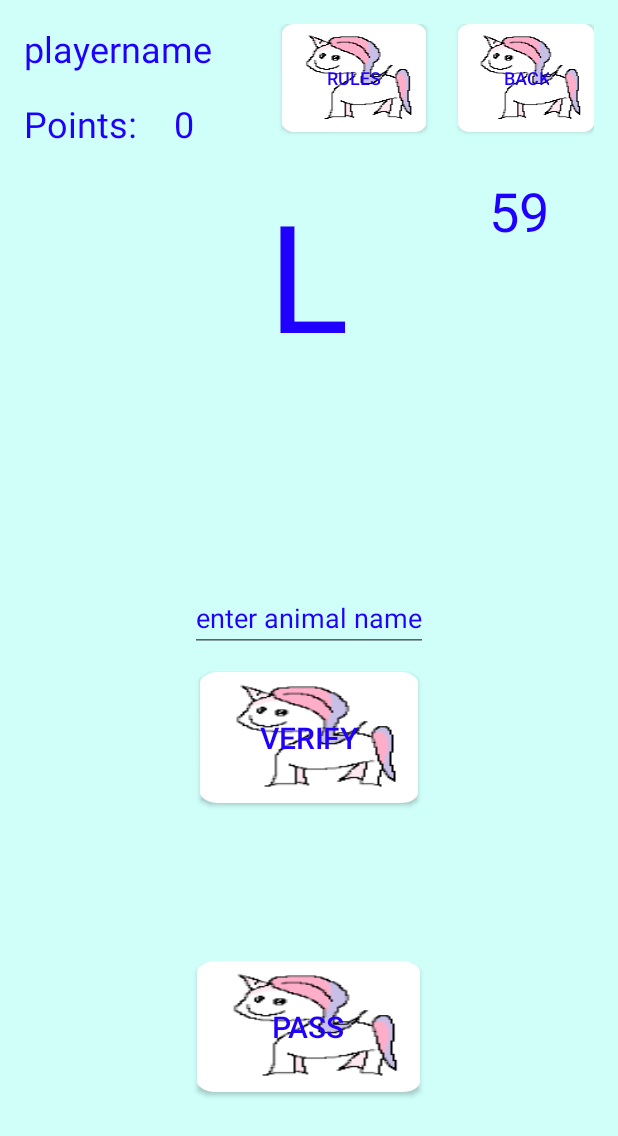
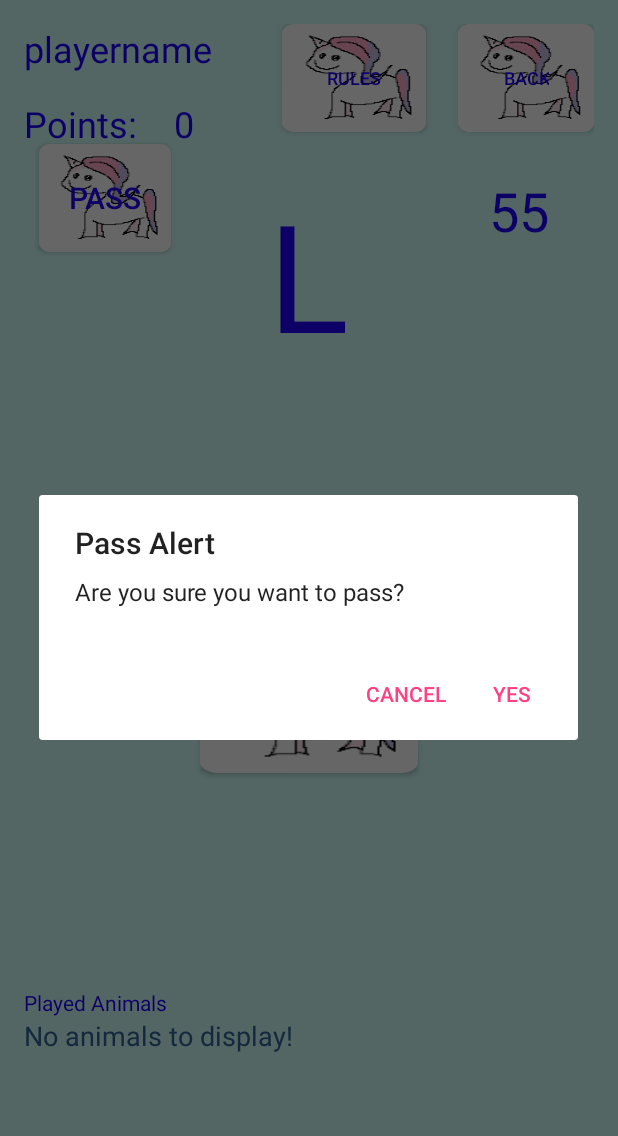
Before and after one commit to ksmort/The-Animal-Game, an Android app: the fragment PlayerFragment placed in its activity, after a tap on "PASS", on a phone screen of 412 x 824 dp. Shown: the top 1136 px of the screen. Run offline under Robolectric (Android 15) with nearby library versions, the phone set to English and light mode, and no system bars; 3 statements that could not run were skipped; 1 other tap on this screen came first.

Commit message:
add played animals

```diff
--- a/app/src/main/java/com/animalgame/activity/AnimalMainActivity.java
+++ b/app/src/main/java/com/animalgame/activity/AnimalMainActivity.java
@@ -15,6 +15,7 @@
 import com.animalgame.animal.Animal;
 import com.animalgame.database.AnimalDatabaseAdapter;
 import com.animalgame.dialogFragment.DeleteAnimalDialogFragment;
+import com.animalgame.dialogFragment.PassDialogFragment;
 import com.animalgame.fragment.AnimalDatabaseFragment;
 import com.animalgame.fragment.AnimalEditFormFragment;
 import com.animalgame.player.Player;
@@ -41,7 +42,7 @@
 public class AnimalMainActivity extends FragmentActivity implements StartFragment.StartListener, PlayerFragment.PlayerListener,
         EndGameFragment.EndGameListener, GoBackToStartScreenDialogFragment.GoBackToStartScreenDialogListener,
         AnimalDatabaseFragment.AnimalDatabaseListener, AnimalEditFormFragment.AnimalEditFormListener,
-        DeleteAnimalDialogFragment.DeleteAnimalDialogListener {
+        DeleteAnimalDialogFragment.DeleteAnimalDialogListener, PassDialogFragment.PassDialogListener {
     private static final String EMPTY_PLAYER_NAME = "";
     private static final String HIGH_SCORE_FILENAME = "HighScores.txt";
     private static final String NOT_ENOUGH_PLAYERS_MESSAGE = "Must have at least two players.";
@@ -74,7 +75,6 @@
     public void onGoBackToStartScreenDialogPositiveClick(DialogFragment dialog) {
         // User touched the dialog's positive button
         animalController.getGameTimer().cancel();
-        animalController.resetVariables();
         animalController.resetPlayedAnimals();
         goToStartGameFrag();
     }
@@ -153,8 +153,12 @@
         }
 //==================================================================================================
         else {
+
             FragmentTransaction transaction = getSupportFragmentManager().beginTransaction();
             PlayerFragment gameScreenFrag = new PlayerFragment();
+            Bundle args = new Bundle();
+            args.putStringArray("playedAnimals", animalController.getPlayedAnimals().toArray(new String[0]));
+            gameScreenFrag.setArguments(args);
             transaction.replace(R.id.frag_container, gameScreenFrag);
             transaction.commit();
         }
@@ -297,6 +301,15 @@
     @Override
     public void pass(View v) {
         //sets the pass boolean to true
+//        animalController.passPlayer();
+//        animalController.getGameTimer().cancel();
+//        switchPlayers();
+        PassDialogFragment fragment = new PassDialogFragment();
+        fragment.show(getFragmentManager(), "PassDialogFragment");
+    }
+
+    @Override
+    public void passDialogPositiveClick(DialogFragment dialog) {
         animalController.passPlayer();
         animalController.getGameTimer().cancel();
         switchPlayers();
@@ -307,7 +320,6 @@
     public void newGame(View v) {
         //clear all the players and go back to th start fragment
         animalController.getGameTimer().cancel();
-        animalController.resetVariables();
         animalController.resetPlayedAnimals();
         goToStartGameFrag();
     }
--- /dev/null
+++ b/app/src/main/java/com/animalgame/dialogFragment/PassDialogFragment.java
@@ -0,0 +1,53 @@
+package com.animalgame.dialogFragment;
+
+import android.app.Activity;
+import android.app.AlertDialog;
+import android.app.Dialog;
+import android.app.DialogFragment;
+import android.content.DialogInterface;
+import android.os.Bundle;
+
+import com.animalgame.theanimalgame.R;
+
+public class PassDialogFragment extends DialogFragment {
+
+    public interface PassDialogListener {
+        void passDialogPositiveClick(DialogFragment dialog);
+    }
+
+    PassDialogListener passDialogListener;
+
+    // Override the Fragment.onAttach() method to instantiate the GoBackDialogListener
+    @Override
+    public void onAttach(Activity activity) {
+        super.onAttach(activity);
+        // Verify that the host activity implements the callback interface
+        try {
+            // Instantiate the NoticeDialogListener so we can send events to the host
+            passDialogListener = (PassDialogListener) activity;
+        } catch (ClassCastException e) {
+            // The activity doesn't implement the interface, throw exception
+            throw new ClassCastException(activity.toString()
+                    + " must implement PassDialogListener");
+        }
+    }
+
+    @Override
+    public Dialog onCreateDialog(Bundle savedInstanceState) {
+        AlertDialog.Builder builder = new AlertDialog.Builder(getActivity());
+        builder.setTitle(R.string.pass_alert_title);
+        builder.setMessage(R.string.pass_message)
+                .setPositiveButton(R.string.yes, new DialogInterface.OnClickListener() {
+                    public void onClick(DialogInterface dialog, int id) {
+                        passDialogListener.passDialogPositiveClick(PassDialogFragment.this);
+                    }
+                })
+                .setNegativeButton(R.string.cancel, new DialogInterface.OnClickListener() {
+                    public void onClick(DialogInterface dialog, int id) {
+                        // User cancelled the dialog
+                    }
+                });
+        // Create the AlertDialog object and return it
+        return builder.create();
+    }
+}
--- a/app/src/main/java/com/animalgame/fragment/EndGameFragment.java
+++ b/app/src/main/java/com/animalgame/fragment/EndGameFragment.java
@@ -80,6 +80,10 @@
             endGamePlayers.remove(playerIndex);
         }
         pointsScrollTextView.setText(stringBuilder.toString());
+
+        TextView playedLettersTextView = gameLayout.findViewById(R.id.playedLettersTextView);
+        playedLettersTextView.setText(AnimalController.getPlayedLetters());
+
         return gameLayout;
     }
 
--- a/app/src/main/java/com/animalgame/fragment/PlayerFragment.java
+++ b/app/src/main/java/com/animalgame/fragment/PlayerFragment.java
@@ -66,6 +66,8 @@
 
         FrameLayout gameLayout = (FrameLayout) inflater.inflate(R.layout.fragment_player, container, false);
 
+        Bundle b = getArguments();
+
         TextView pointsTextView = gameLayout.findViewById(R.id.numPoints_text);
         pointsTextView.setText(String.valueOf(player.getPoints()));
         TextView playerNameTextView = gameLayout.findViewById(R.id.playerName_text);
@@ -73,6 +75,21 @@
         TextView letterTextView = gameLayout.findViewById(R.id.letter_text);
         letterTextView.setText(String.valueOf(currentLetter));
         AnimalController.setPlayerCountdownTimer(getActivity(), gameLayout);
+
+        //get the played animal list and add them to the playedAnimalsScrollLayout
+        StringBuilder stringBuilder = new StringBuilder();
+
+        if (b != null && b.containsKey("playedAnimals")) {
+            String[] playedAnimals = b.getStringArray("playedAnimals");
+            if (playedAnimals != null) {
+                for (String animal : playedAnimals) {
+                    stringBuilder.append(animal);
+                    stringBuilder.append("\n");
+                }
+                TextView playedAnimalsScrollTextView = gameLayout.findViewById(R.id.playedAnimalsScrollTextView);
+                playedAnimalsScrollTextView.setText(stringBuilder.toString());
+            }
+        }
 
         //have keyboard hide when click off it
         TextView animalTextView = gameLayout.findViewById(R.id.animalName_text);
--- a/app/src/main/java/com/animalgame/theanimalgame/AnimalController.java
+++ b/app/src/main/java/com/animalgame/theanimalgame/AnimalController.java
@@ -29,6 +29,7 @@
 
     private static char animalLetter;
     private String availableLetters;
+    private static String playedLetters;
     private static int playerIndex;
     private Vector<String> playedAnimals;
     private static Vector<Player> players;
@@ -36,6 +37,7 @@
     public AnimalController() {
         availableLetters = ALL_LETTERS;
         AnimalController.animalLetter = ' ';
+        playedLetters = "";
         AnimalController.playerIndex = 0;
         AnimalController.players = new Vector<>();
         playedAnimals = new Vector<>();
@@ -46,34 +48,43 @@
         AnimalController.players.clear();
         AnimalController.playerIndex = 0;
         resetAvailableLetters();
+        AnimalController.playedLetters = "";
     }
+
     //Resets the letters available.  Use when length of string = 0, or reset game has been pressed.
     private void resetAvailableLetters() {
         availableLetters = AnimalController.ALL_LETTERS;
     }
 
-    public static Player getPlayer (){
+    public static Player getPlayer() {
 
         //otherwise, return player
         return AnimalController.players.get(AnimalController.playerIndex);
     }
+
     public static char getLetter() {
         return AnimalController.animalLetter;
     }
+
     public static Vector<Player> getPlayerVector() {
         return AnimalController.players;
     }
 
     //Gets random letter
     public void pickLetter() {
-        if (availableLetters.length() <= NO_LETTERS){
+        if (availableLetters.length() <= NO_LETTERS) {
             resetAvailableLetters();
         }
         Random randomGenerator = new Random();
-        int randNum = randomGenerator.nextInt(availableLetters.length()-1);
-        AnimalController.animalLetter = availableLetters.charAt(randNum);
+        int randNum = randomGenerator.nextInt(availableLetters.length() - 1);
+        char newLetter = availableLetters.charAt(randNum);
+        AnimalController.animalLetter = newLetter;
+
+        //prepend new letter to played letters
+        AnimalController.playedLetters = newLetter + " " + AnimalController.playedLetters;
         //remove the char from available letters
-        availableLetters = availableLetters.replace(String.valueOf(AnimalController.animalLetter),EMPTY_LETTER);
+        availableLetters = availableLetters.replace(String.valueOf(newLetter), EMPTY_LETTER);
+
     }
 
     public void startNewRound() {
@@ -82,10 +93,11 @@
         playedAnimals.clear();
 
         //reset pass variable
-        for (int i = AnimalController.players.size()-1; i >= 0; i--){
+        for (int i = AnimalController.players.size() - 1; i >= 0; i--) {
             AnimalController.players.get(i).setPass(false);
         }
     }
+
     public void resetPlayedAnimals() {
         playedAnimals.clear();
     }
@@ -96,7 +108,7 @@
 
     public void incrementPlayerIndex() {
         AnimalController.playerIndex++;
-        if (AnimalController.playerIndex >= AnimalController.players.size()){
+        if (AnimalController.playerIndex >= AnimalController.players.size()) {
             AnimalController.playerIndex = FIRST_PLAYER_INDEX;
         }
     }
@@ -141,8 +153,8 @@
     }
 
     public boolean checkAnimalAlreadyPlayed(String animal) {
-        for (String s : playedAnimals){
-            if (s.equalsIgnoreCase(animal)){
+        for (String s : playedAnimals) {
+            if (s.equalsIgnoreCase(animal)) {
                 return true;
             }
         }
@@ -164,6 +176,10 @@
         }
     }
 
+    public Vector<String> getPlayedAnimals() {
+        return playedAnimals;
+    }
+
     public static void hideKeyboard(Activity activity, View view) {
         try {
             InputMethodManager imm = (InputMethodManager) activity.getSystemService(Context.INPUT_METHOD_SERVICE);
@@ -174,4 +190,8 @@
         }
     }
 
+    public static String getPlayedLetters() {
+        return playedLetters;
+    }
+
 }
--- a/app/src/main/res/layout/fragment_player.xml
+++ b/app/src/main/res/layout/fragment_player.xml
@@ -14,14 +14,14 @@
         android:textColor="#ff1f00ff" />
 
     <TextView
+        android:id="@+id/points_text"
         android:layout_width="wrap_content"
         android:layout_height="wrap_content"
+        android:layout_gravity="start|top"
+        android:layout_marginTop="50dp"
         android:text="@string/points"
-        android:id="@+id/points_text"
-        android:layout_gravity="start|top"
-        android:textSize="24sp"
-        android:layout_marginTop="50dp"
-        android:textColor="#ff1f00ff" />
+        android:textColor="#ff1f00ff"
+        android:textSize="24sp" />
 
     <TextView
         android:layout_width="wrap_content"
@@ -46,16 +46,17 @@
         android:textColor="#ff1f00ff" />
 
     <EditText
+        android:id="@+id/animalName_text"
         android:layout_width="wrap_content"
         android:layout_height="wrap_content"
-        android:id="@+id/animalName_text"
         android:layout_gravity="center"
+        android:layout_marginBottom="20sp"
         android:hint="@string/animalName_text"
+        android:inputType="text"
         android:lines="1"
-        android:inputType="text"
         android:textColor="#ff1f00ff"
-        android:textColorHint="#ff1f00ff"
-        android:textColorHighlight="#ffd9ff47" />
+        android:textColorHighlight="#ffd9ff47"
+        android:textColorHint="#ff1f00ff" />
 
     <Button
         android:layout_width="wrap_content"
@@ -63,7 +64,7 @@
         android:text="@string/verify"
         android:id="@+id/verify_button"
         android:layout_gravity="center"
-        android:layout_marginTop="80dp"
+        android:layout_marginTop="60dp"
         android:onClick="verify"
         android:background="@mipmap/button_animal"
         android:textSize="20sp"
@@ -78,27 +79,25 @@
         android:layout_height="wrap_content"
         android:text="@string/pass"
         android:id="@+id/pass_button"
-        android:layout_gravity="center_horizontal|bottom"
-        android:layout_marginBottom="80dp"
+        android:layout_gravity="start|top"
+        android:layout_marginTop="80dp"
+        android:layout_marginLeft="10sp"
         android:onClick="pass"
         android:background="@mipmap/button_animal"
         android:textSize="20sp"
-        android:textColor="#ff1f00ff"
-        android:paddingLeft="50dp"
-        android:paddingTop="30dp"
-        android:paddingRight="50dp"
-        android:paddingBottom="30dp" />
+        android:layout_weight="0.05"
+        android:textColor="#ff1f00ff" />
 
     <TextView
+        android:id="@+id/countdown_text"
         android:layout_width="wrap_content"
         android:layout_height="wrap_content"
-        android:id="@+id/countdown_text"
         android:layout_gravity="end|top"
-        android:textSize="36sp"
+        android:layout_marginEnd="30dp"
+        android:layout_marginRight="30dp"
         android:layout_marginTop="100dp"
-        android:layout_marginRight="30dp"
-        android:layout_marginEnd="30dp"
-        android:textColor="#ff1f00ff" />
+        android:textColor="#ff1f00ff"
+        android:textSize="36sp" />
 
     <Button
         android:layout_width="wrap_content"
@@ -132,5 +131,40 @@
         android:layout_marginLeft="30dp"
         android:layout_marginStart="30dp"/>
 
+    <ScrollView
+        android:id="@+id/playedAnimalsScrollView"
+        android:layout_width="match_parent"
+        android:layout_height="130dp"
+        android:layout_gravity="bottom">
+
+        <LinearLayout
+            android:id="@+id/playedAnimalsLinearLayout"
+            android:layout_width="match_parent"
+            android:layout_height="wrap_content"
+            android:animateLayoutChanges="true"
+            android:orientation="vertical"
+            android:scrollbars="vertical"
+            android:showDividers="none|beginning|middle|end" >
+
+            <TextView
+                android:id="@+id/playedAnimalsScrollTextView"
+                android:layout_width="match_parent"
+                android:layout_height="wrap_content"
+                android:text="@string/no_animals_to_display"
+                android:textColor="#336699"
+                android:textSize="18sp" />
+        </LinearLayout>
+    </ScrollView>
+
+    <TextView
+        android:id="@+id/playedAnimalsTextView"
+        android:layout_width="wrap_content"
+        android:layout_height="wrap_content"
+        android:layout_gravity="bottom"
+        android:layout_marginBottom="130dp"
+        android:text="@string/played_animals_label"
+        android:textColor="#ff1f00ff"
+        android:textSize="14dp" />
+
 
 </FrameLayout>
--- a/app/src/main/res/values/strings.xml
+++ b/app/src/main/res/values/strings.xml
@@ -49,6 +49,10 @@
     <string name="animal_already_played">Animal already played.</string>
     <string name="default_find_animal_text">Enter an animal to search for...</string>
     <string name="refresh">Refresh</string>
+    <string name="pass_message">Are you sure you want to pass?</string>
+    <string name="pass_alert_title">Pass Alert</string>
+    <string name="played_animals_label">Played Animals</string>
+    <string name="played_letters_label">Played Letters</string>
 
     <!-- TODO: Remove or change this placeholder text -->
     <string name="hello_blank_fragment">Hello blank fragment</string>
```
Also changed, not shown: app/src/main/res/layout/fragment_end_game.xml (+29 -0 lines).
